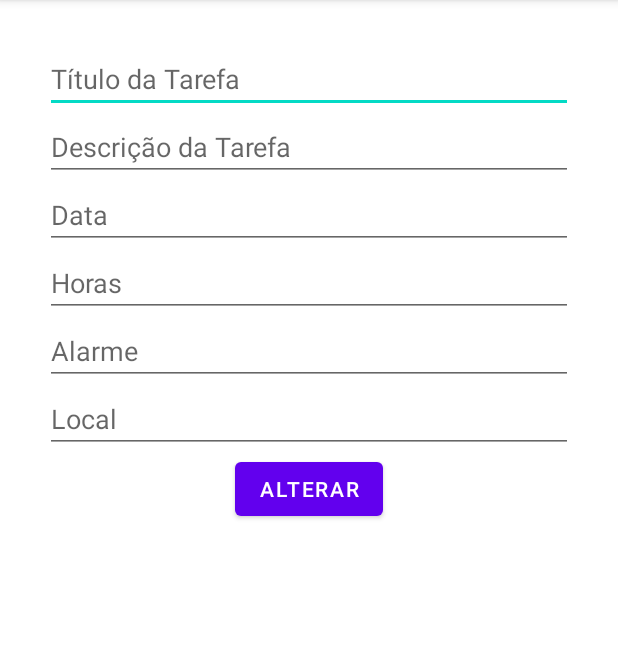
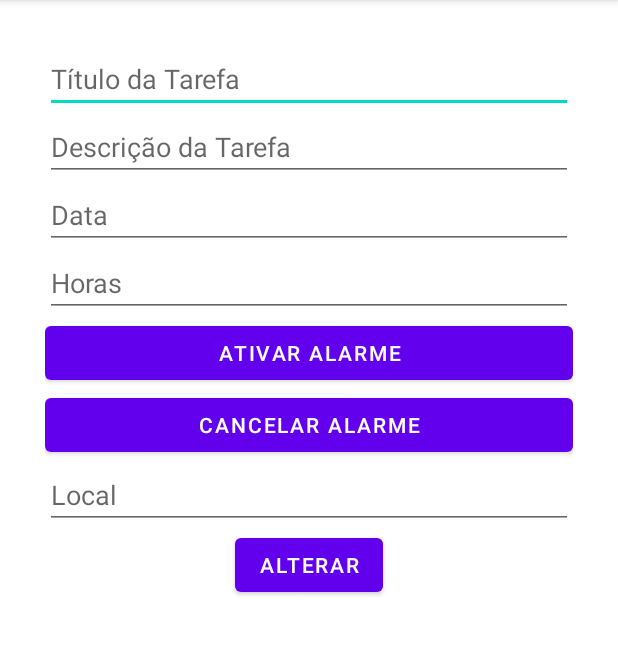
Before and after one commit to camisminei/Trab2PROBMOB, an Android app: the TelaTarefas screen opened directly, with no data from a screen before it, after a tap on an icon or button, on a phone screen of 412 x 824 dp, the part 84-739 px from its top. Run offline under Robolectric (Android 15) with nearby library versions, the light colour scheme and no system bars.

Commit message:
insercao do alarme

```diff
--- a/app/src/main/java/com/example/trabfinal/DBToDoHelper.java
+++ b/app/src/main/java/com/example/trabfinal/DBToDoHelper.java
@@ -21,7 +21,7 @@ public class DBToDoHelper extends SQLiteOpenHelper {
     private static final String TAREFA_COLUM_DESCRICAO = "Descricao";
     private static final String TAREFA_COLUM_DATA = "Data";
     private static final String TAREFA_COLUM_HORA = "Hora";
-    private static final String TAREFA_COLUM_ALARME = "Alarme";
+    //private static final String TAREFA_COLUM_ALARME = "Alarme";
     private static final String TAREFA_COLUM_LOCAL = "Localizacao";
 
     //Tabela usuário
@@ -48,7 +48,7 @@ public class DBToDoHelper extends SQLiteOpenHelper {
                     + TAREFA_COLUM_DESCRICAO + " text, "
                     + TAREFA_COLUM_DATA + " text, "
                     + TAREFA_COLUM_HORA + " text, "
-                    + TAREFA_COLUM_ALARME + " text, "
+                    //+ TAREFA_COLUM_ALARME + " text, "
                     + TAREFA_COLUM_LOCAL + " text" +
                     ");";
     private static final String TABLE_CREATE_USUARIO =
@@ -88,7 +88,7 @@ public class DBToDoHelper extends SQLiteOpenHelper {
         values.put(TAREFA_COLUM_DESCRICAO, t.getDescricaoTarefa());
         values.put(TAREFA_COLUM_DATA, t.getData());
         values.put(TAREFA_COLUM_HORA, t.getHora());
-        values.put(TAREFA_COLUM_ALARME, t.getAlarme());
+        //values.put(TAREFA_COLUM_ALARME, t.getAlarme());
         values.put(TAREFA_COLUM_LOCAL, t.getLocal());
         returnDB = db.insert(TABLE_NAME_TAREFA, null, values);
         String res = Long.toString(returnDB);
@@ -138,7 +138,7 @@ public class DBToDoHelper extends SQLiteOpenHelper {
         values.put(TAREFA_COLUM_DATA, t.getData());
         values.put(TAREFA_COLUM_HORA, t.getHora());
         values.put(TAREFA_COLUM_LOCAL, t.getLocal());
-        values.put(TAREFA_COLUM_ALARME, t.getAlarme());
+        //values.put(TAREFA_COLUM_ALARME, t.getAlarme());
         String[] args = {String.valueOf(t.getIdTarefa())};
         returnDB = db.update(TABLE_NAME_TAREFA, values, "ID=?", args);
         db.close();
@@ -165,7 +165,7 @@ public class DBToDoHelper extends SQLiteOpenHelper {
                         TAREFA_COLUM_DESCRICAO,
                         TAREFA_COLUM_DATA,
                         TAREFA_COLUM_HORA,
-                        TAREFA_COLUM_ALARME,
+                        //TAREFA_COLUM_ALARME,
                         TAREFA_COLUM_LOCAL};
         Cursor cursor = getWritableDatabase().query(TABLE_NAME_TAREFA, coluns, null, null, null, null, "ID", null);
         ArrayList<Tarefas> listTarefas = new ArrayList<Tarefas>();
@@ -176,8 +176,8 @@ public class DBToDoHelper extends SQLiteOpenHelper {
             t.setDescricaoTarefa(cursor.getString(2));
             t.setData(cursor.getString(3));
             t.setHora(cursor.getString(4));
-            t.setAlarme(cursor.getString(5));
-            t.setLocal(cursor.getString(6));
+            //t.setAlarme(cursor.getString(5));
+            t.setLocal(cursor.getString(5));
             listTarefas.add(t);
         }
         cursor.close();
@@ -242,7 +242,7 @@ public class DBToDoHelper extends SQLiteOpenHelper {
         values.put(TAREFA_COLUM_TITULO, tarefa.getTituloTarefa());
         values.put(TAREFA_COLUM_DESCRICAO,tarefa.getDescricaoTarefa());
         values.put(TAREFA_COLUM_DATA,tarefa.getData());
-        values.put(TAREFA_COLUM_ALARME,tarefa.getAlarme());
+        //values.put(TAREFA_COLUM_ALARME,tarefa.getAlarme());
         values.put(TAREFA_COLUM_LOCAL,tarefa.getLocal());
         String[] args = {String.valueOf(tarefa.getIdTarefa())};
         retorno=db.update(TABLE_NAME_TAREFA,values,"id=?",args);
--- a/app/src/main/java/com/example/trabfinal/Tarefas.java
+++ b/app/src/main/java/com/example/trabfinal/Tarefas.java
@@ -8,18 +8,21 @@ public class Tarefas implements Serializable {
     private String descricaoTarefa;
     private String data;
     private String hora;
-    private String alarme;
+    //private String horasAlarme;
+    //private String minutosAlarme;
     private String local;
 
     public Tarefas() {
     }
 
-    public Tarefas(String titulo, String desc, String data, String hora) {
-        //this.idTarefa = id;
+    public Tarefas(int id, String titulo, String desc, String data, String hora ) {
+        this.idTarefa = id;
         this.tituloTarefa = titulo;
         this.descricaoTarefa = desc;
         this.data = data;
         this.hora = hora;
+        //this.horasAlarme=horasAlarme;
+        //this.minutosAlarme=minutosAlarme;
     }
 
     //getters and setters
@@ -43,13 +46,25 @@ public class Tarefas implements Serializable {
 
     public void setHora(String hora) { this.hora = hora; }
 
-    public String getAlarme() { return alarme; }
-
-    public void setAlarme(String alarme) { this.alarme = alarme; }
-
     public String getLocal() { return local; }
 
     public void setLocal(String local) { this.local = local; }
+
+    /*public String getHorasAlarme() {
+        return horasAlarme;
+    }
+
+    public void setHorasAlarme(String horasAlarme) {
+        this.horasAlarme = horasAlarme;
+    }
+
+    public String getMinutosAlarme() {
+        return minutosAlarme;
+    }
+
+    public void setMinutosAlarme(String minutosAlarme) {
+        this.minutosAlarme = minutosAlarme;
+    }*/
 
     @Override
     public String toString(){
--- a/app/src/main/java/com/example/trabfinal/TarefasActivity.java
+++ b/app/src/main/java/com/example/trabfinal/TarefasActivity.java
@@ -2,8 +2,12 @@ package com.example.trabfinal;
 
 import androidx.appcompat.app.AppCompatActivity;
 
+import android.app.AlarmManager;
+import android.app.PendingIntent;
+import android.content.Context;
 import android.content.Intent;
 import android.os.Bundle;
+import android.os.SystemClock;
 import android.view.View;
 import android.widget.Button;
 import android.widget.EditText;
@@ -11,11 +15,16 @@ import android.widget.Toast;
 
 public class TarefasActivity extends AppCompatActivity {
 
-    private EditText tituloTarefa, descricaoTarefa, data, hora, alarme, local;
+    private EditText tituloTarefa, descricaoTarefa, data, hora, local;
     DBToDoHelper dbHelper;
     Tarefas tarefa, altTarefa;
     long retornoDB;
     private Button btnVariavel;
+
+    private Button btnCancel, btnAtivar;
+    AlarmManager alarmManager;
+    PendingIntent pedingIntent;
+    boolean isRepeat=false;
 
     @Override
     protected void onCreate(Bundle savedInstanceState) {
@@ -25,7 +34,10 @@ public class TarefasActivity extends AppCompatActivity {
         descricaoTarefa=findViewById(R.id.descricaoTarefa);
         data=findViewById(R.id.data);
         hora=findViewById(R.id.hora);
-        alarme=findViewById(R.id.alarme);
+        btnAtivar=findViewById(R.id.btnAtivar);
+        btnCancel=findViewById(R.id.btnCancel);
+        //halarme=findViewById(R.id.horaAlarme);
+        //malarme=findViewById(R.id.minutoAlarme);
         local=findViewById(R.id.local);
         Intent it = getIntent();
         altTarefa=(Tarefas)it.getSerializableExtra("ch_tarefa");
@@ -33,18 +45,42 @@ public class TarefasActivity extends AppCompatActivity {
         dbHelper=new DBToDoHelper(TarefasActivity.this);
         btnVariavel=findViewById(R.id.btnVariavel);
 
+
         if(altTarefa!=null){
             btnVariavel.setText("Alterar");
             tituloTarefa.setText(altTarefa.getTituloTarefa());
             descricaoTarefa.setText(altTarefa.getDescricaoTarefa());
             data.setText(altTarefa.getData());
             hora.setText(altTarefa.getHora());
-            alarme.setText(altTarefa.getAlarme());
+            //halarme.setText(altTarefa.getHorasAlarme());
+            //malarme.setText(altTarefa.getMinutosAlarme());
+            //alarme.setText(altTarefa.getAlarme());
             local.setText(altTarefa.getLocal());
             tarefa.setIdTarefa(altTarefa.getIdTarefa());
+
         }else{
+
             btnVariavel.setText("Salvar");
         }
+
+        btnAtivar.setOnClickListener(new View.OnClickListener() {
+            @Override
+            public void onClick(View v) {
+                Toast.makeText(TarefasActivity.this,"Alarme Ativado",Toast.LENGTH_SHORT).show();
+                isRepeat=false;
+                startAlarme();
+            }
+        });
+
+        btnCancel.setOnClickListener(new View.OnClickListener() {
+            @Override
+            public void onClick(View v) {
+                Toast.makeText(TarefasActivity.this,"Alarme Cancelado",Toast.LENGTH_SHORT).show();
+                if(alarmManager !=null){
+                    alarmManager.cancel(pedingIntent);
+                }
+            }
+        });
 
         btnVariavel.setOnClickListener(new View.OnClickListener() {
             @Override
@@ -53,14 +89,14 @@ public class TarefasActivity extends AppCompatActivity {
                 String descricao = descricaoTarefa.getText().toString();
                 String date = data.getText().toString();
                 String hour = hora.getText().toString();
-                String alarm = alarme.getText().toString();
+                //String alarm = alarme.getText().toString();
                 String locall = local.getText().toString();
                 long retornoDB;
                 tarefa.setTituloTarefa(titulo);
                 tarefa.setDescricaoTarefa(descricao);
                 tarefa.setData(date);
                 tarefa.setHora(hour);
-                tarefa.setAlarme(alarm);
+                //tarefa.setAlarme(alarm);
                 tarefa.setLocal(locall);
                 if(btnVariavel.getText().toString().equals("Salvar")){
                     retornoDB=dbHelper.insertTarefa(tarefa);
@@ -77,10 +113,18 @@ public class TarefasActivity extends AppCompatActivity {
             }
         });
 
-
-
-
-
+    }
+    public void startAlarme(){
+        alarmManager=(AlarmManager)
+                this.getSystemService(Context.ALARM_SERVICE);
+        Intent it = new Intent(TarefasActivity.this, AlarmeToastReceiver.class);
+        pedingIntent=PendingIntent.getBroadcast(this,0,it,0);
+        if(!isRepeat){
+            alarmManager.set(AlarmManager.RTC, SystemClock.elapsedRealtime()+60*1000,pedingIntent);
+        }else{
+            //alarmManager.setInexactRepeating(AlarmManager.RTC, SystemClock.elapsedRealtime()+60*1000, 60*1000, pedingIntent);
+            alarmManager.set(AlarmManager.RTC, SystemClock.elapsedRealtime()+60*1000,pedingIntent);
+        }
     }
 
     public void criarTarefa(View view) {
--- a/app/src/main/res/layout/activity_tarefas.xml
+++ b/app/src/main/res/layout/activity_tarefas.xml
@@ -39,13 +39,16 @@
             android:ems="10"
             android:inputType="text"
             android:hint="Horas"/>
-        <EditText
+        <Button
             android:layout_width="match_parent"
             android:layout_height="wrap_content"
-            android:id="@+id/alarme"
-            android:ems="10"
-            android:inputType="text"
-            android:hint="Alarme"/>
+            android:id="@+id/btnAtivar"
+            android:text="Ativar Alarme"/>
+        <Button
+            android:layout_width="match_parent"
+            android:layout_height="wrap_content"
+            android:id="@+id/btnCancel"
+            android:text="Cancelar Alarme"/>
         <EditText
             android:layout_width="match_parent"
             android:layout_height="wrap_content"
```
Also changed, not shown: app/src/main/java/com/example/trabfinal/AlarmeToastReceiver.java (added, +14 -0 lines).
